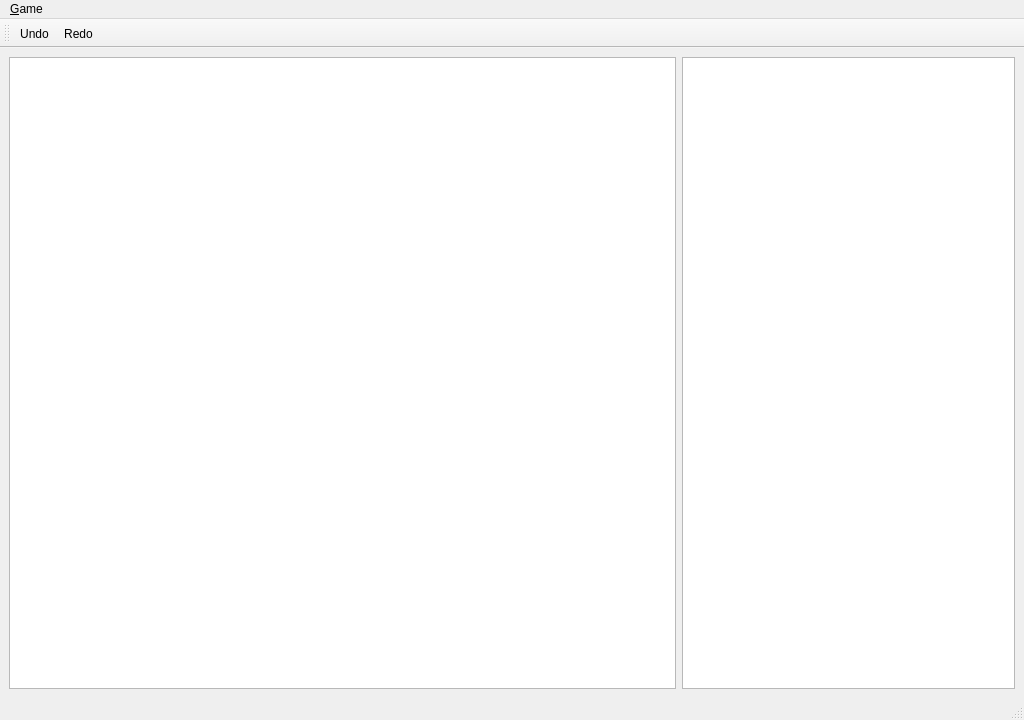
Above: chess.ui from radamp11/QtChess before the change. Below: the same form after it.
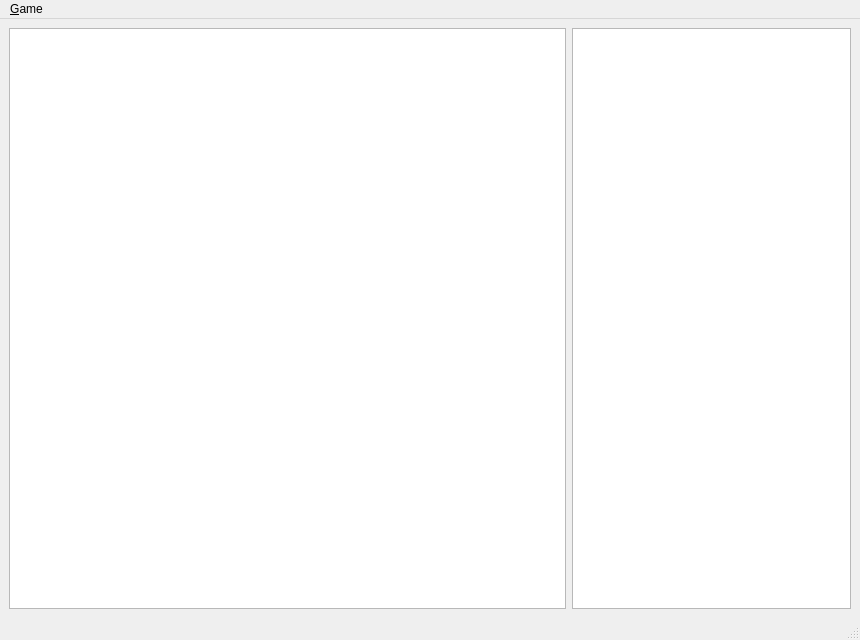
That is the form after the change.

```diff
--- a/chess.ui
+++ b/chess.ui
@@ -6,8 +6,8 @@
    <rect>
     <x>0</x>
     <y>0</y>
-    <width>1024</width>
-    <height>720</height>
+    <width>860</width>
+    <height>640</height>
    </rect>
   </property>
   <property name="windowTitle">
@@ -48,7 +48,7 @@
     <rect>
      <x>0</x>
      <y>0</y>
-     <width>1024</width>
+     <width>860</width>
      <height>25</height>
     </rect>
    </property>
@@ -66,19 +66,6 @@
    <addaction name="menu_Gra"/>
   </widget>
   <widget class="QStatusBar" name="statusbar"/>
-  <widget class="QToolBar" name="toolBar">
-   <property name="windowTitle">
-    <string>toolBar</string>
-   </property>
-   <attribute name="toolBarArea">
-    <enum>TopToolBarArea</enum>
-   </attribute>
-   <attribute name="toolBarBreak">
-    <bool>false</bool>
-   </attribute>
-   <addaction name="actionUndo"/>
-   <addaction name="actionRedo"/>
-  </widget>
   <action name="actionNewGame">
    <property name="text">
     <string>New game</string>
```
Left out of the diff: 2 changed lines with no effect on the pictures.
